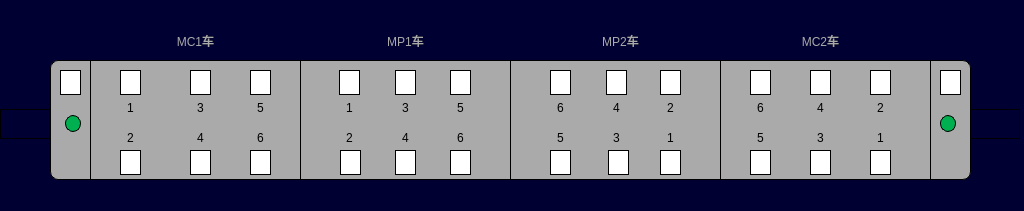
The window that vehicledoorpage.ui (994656234/HHL) describes before a commit, drawn with Qt 5.
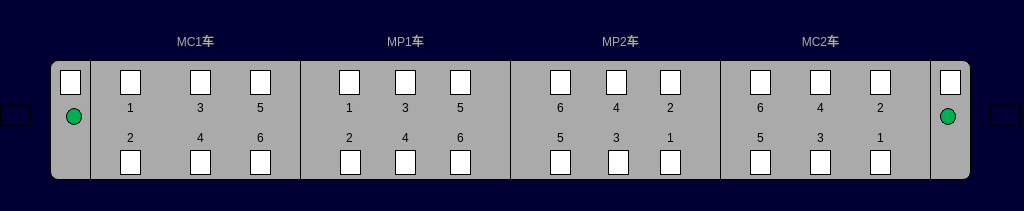
The same window after the commit. Icons and pictures are not drawn.

Patch:
```diff
--- a/vehicledoorpage.ui
+++ b/vehicledoorpage.ui
@@ -1040,8 +1040,8 @@
   <widget class="QLabel" name="lbl_cab1_active">
    <property name="geometry">
     <rect>
-     <x>65</x>
-     <y>115</y>
+     <x>66</x>
+     <y>108</y>
      <width>16</width>
      <height>17</height>
     </rect>
@@ -1058,9 +1058,9 @@
    <property name="geometry">
     <rect>
      <x>0</x>
-     <y>109</y>
-     <width>50</width>
-     <height>30</height>
+     <y>105</y>
+     <width>31</width>
+     <height>21</height>
     </rect>
    </property>
    <property name="styleSheet">
@@ -1073,10 +1073,10 @@
   <widget class="QLabel" name="lbl_cab2_direction">
    <property name="geometry">
     <rect>
-     <x>970</x>
-     <y>109</y>
-     <width>50</width>
-     <height>30</height>
+     <x>990</x>
+     <y>105</y>
+     <width>31</width>
+     <height>21</height>
     </rect>
    </property>
    <property name="styleSheet">
@@ -1090,7 +1090,7 @@
    <property name="geometry">
     <rect>
      <x>940</x>
-     <y>115</y>
+     <y>108</y>
      <width>16</width>
      <height>17</height>
     </rect>
```
